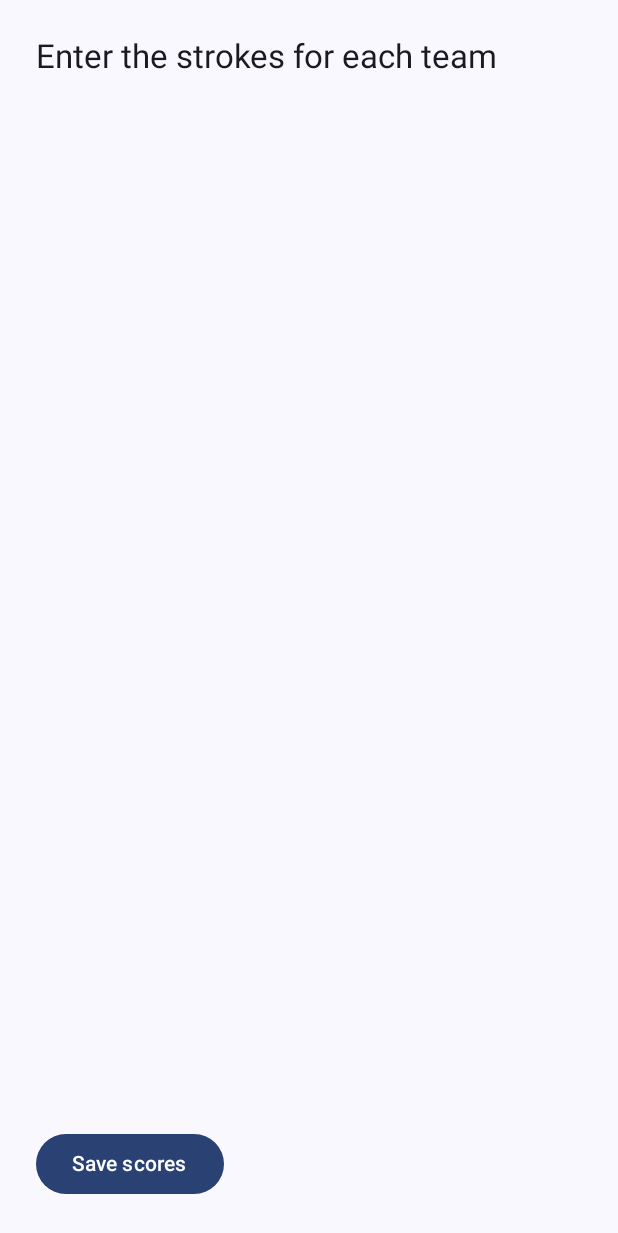
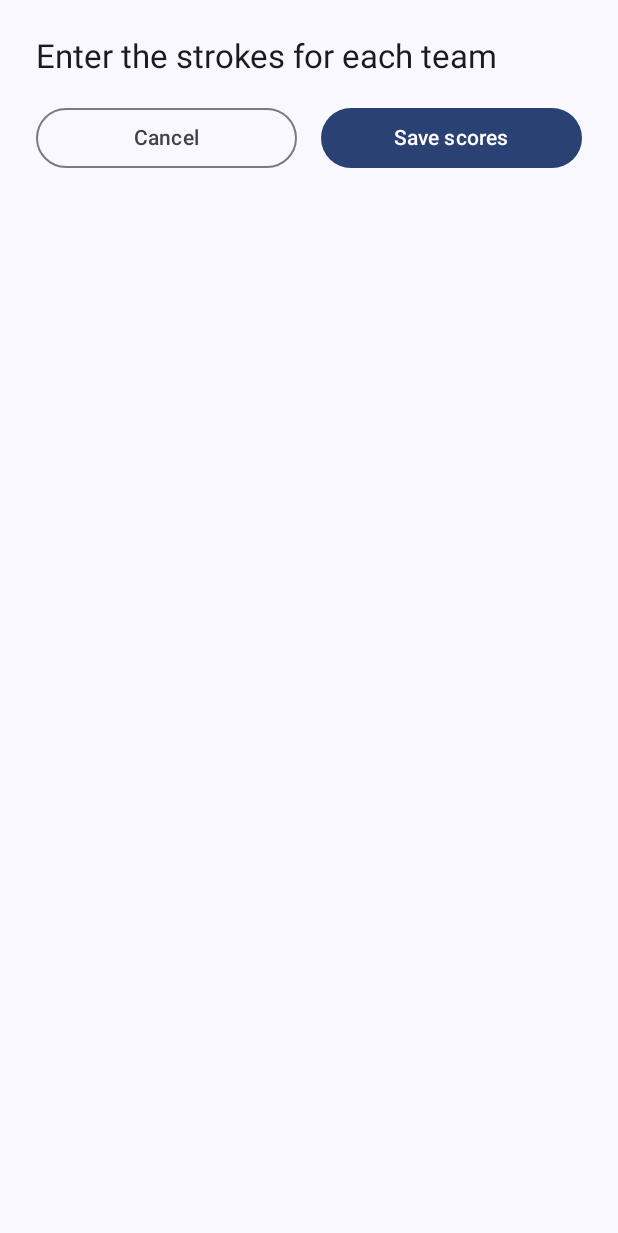
Before and after one commit to CenturySpine/LsgSessionsScores, an Android app built with Jetpack Compose: the composable PlayedHoleScoreScreen called with empty values, after a tap on "Save scores", on a phone screen of 412 x 824 dp. Shown: the top 1233 px of the screen. Run offline under Robolectric (Android 15) with nearby library versions, the phone set to English and light mode, and no system bars; our stand-ins replace Dagger/Hilt's generated code.

Commit message:
Cancels played hole from scoring input

```diff
--- a/app/src/main/java/com/example/lsgscores/data/session/PlayedHoleDao.kt
+++ b/app/src/main/java/com/example/lsgscores/data/session/PlayedHoleDao.kt
@@ -20,4 +20,10 @@ interface PlayedHoleDao {
 
     @Query("SELECT id FROM played_holes WHERE sessionId = :sessionId")
     suspend fun getPlayedHoleIdsForSession(sessionId: Long): List<Long>
+
+    @Delete
+    suspend fun delete(playedHole: PlayedHole)
+
+    @Query("DELETE FROM played_holes WHERE id = :playedHoleId")
+    suspend fun deleteById(playedHoleId: Long)
 }
--- a/app/src/main/java/com/example/lsgscores/data/session/PlayedHoleRepository.kt
+++ b/app/src/main/java/com/example/lsgscores/data/session/PlayedHoleRepository.kt
@@ -14,4 +14,8 @@ class PlayedHoleRepository(private val playedHoleDao: PlayedHoleDao) {
     fun getPlayedHoleById(playedHoleId: Long): Flow<PlayedHole?> {
         return playedHoleDao.getById(playedHoleId)
     }
+
+    suspend fun deletePlayedHole(playedHoleId: Long) {
+        playedHoleDao.deleteById(playedHoleId)
+    }
 }
--- a/app/src/main/java/com/example/lsgscores/ui/sessions/PlayedHoleScoreScreen.kt
+++ b/app/src/main/java/com/example/lsgscores/ui/sessions/PlayedHoleScoreScreen.kt
@@ -1,9 +1,12 @@
 package com.example.lsgscores.ui.sessions
 
 import androidx.compose.foundation.layout.*
+import androidx.compose.foundation.rememberScrollState
 import androidx.compose.foundation.text.KeyboardOptions
+import androidx.compose.foundation.verticalScroll
 import androidx.compose.material3.*
 import androidx.compose.runtime.*
+import androidx.compose.ui.Alignment
 import androidx.compose.ui.Modifier
 import androidx.compose.ui.text.input.KeyboardType
 import androidx.compose.ui.unit.dp
@@ -34,18 +37,16 @@ fun PlayedHoleScoreScreen(
         teamWithPlayers.team.id to (strokesByTeam[teamWithPlayers.team.id]?.toIntOrNull() ?: 0)
     }
 
-// Calcul live des scores
     val calculatedScores = sessionViewModel.computeScoresForCurrentScoringMode(strokesMap)
 
     Column(
         modifier = Modifier
             .fillMaxSize()
+            .verticalScroll(rememberScrollState())
             .padding(24.dp),
         verticalArrangement = Arrangement.spacedBy(16.dp)
     ) {
         Text("Enter the strokes for each team", style = MaterialTheme.typography.titleLarge)
-
-        Spacer(Modifier.height(8.dp))
 
         teamsWithPlayers.forEach { teamWithPlayers ->
             val playerNames =
@@ -53,26 +54,49 @@ fun PlayedHoleScoreScreen(
                     .joinToString(" & ")
 
             val strokesValue = strokesByTeam[teamWithPlayers.team.id] ?: ""
-            val liveScore = calculatedScores[teamWithPlayers.team.id]
+            val liveScore = calculatedScores[teamWithPlayers.team.id] ?: 0
 
+            Row(
+                modifier = Modifier.fillMaxWidth(),
+                verticalAlignment = Alignment.CenterVertically,
+                horizontalArrangement = Arrangement.spacedBy(12.dp)
+            ) {
                 OutlinedTextField(
                     value = strokesValue,
                     onValueChange = { newValue ->
                         strokesByTeam[teamWithPlayers.team.id] = newValue.filter { it.isDigit() }
                     },
                     label = { Text(playerNames) },
-                modifier = Modifier.fillMaxWidth(),
-                keyboardOptions = KeyboardOptions(keyboardType = KeyboardType.Number),
-                trailingIcon = {
-                    if (liveScore != null) {
-                        Text("Score: $liveScore")
+                    modifier = Modifier.weight(1f),
+                    keyboardOptions = KeyboardOptions(keyboardType = KeyboardType.Number)
+                )
+
+                AssistChip(
+                    onClick = { /* Read-only chip */ },
+                    label = { Text("$liveScore") },
+                    enabled = false,
+                    colors = AssistChipDefaults.assistChipColors(
+                        disabledContainerColor = MaterialTheme.colorScheme.primaryContainer,
+                        disabledLabelColor = MaterialTheme.colorScheme.onPrimaryContainer
+                    )
+                )
             }
         }
-            )
-            Spacer(Modifier.height(8.dp))
+
+        Row(
+            modifier = Modifier.fillMaxWidth(),
+            horizontalArrangement = Arrangement.spacedBy(16.dp)
+        ) {
+            OutlinedButton(
+                onClick = {
+                    sessionViewModel.deletePlayedHole(playedHoleId) {
+                        navController.popBackStack()
                     }
-
-        Spacer(Modifier.weight(1f))
+                },
+                modifier = Modifier.weight(1f)
+            ) {
+                Text("Cancel")
+            }
 
             Button(
                 onClick = {
@@ -86,11 +110,13 @@ fun PlayedHoleScoreScreen(
                             )
                         }
                     }
-                navController.popBackStack() // Return to ongoing session screen
+                    navController.popBackStack()
                 },
-            enabled = teams.all { strokesByTeam[it.id]?.isNotEmpty() == true }
+                enabled = teams.all { strokesByTeam[it.id]?.isNotEmpty() == true },
+                modifier = Modifier.weight(1f)
             ) {
                 Text("Save scores")
             }
         }
     }
+}
```
Also changed, not shown: app/src/main/java/com/example/lsgscores/viewmodel/SessionViewModel.kt (+7 -0 lines). Lines whose indentation alone changed are shown as unchanged.
